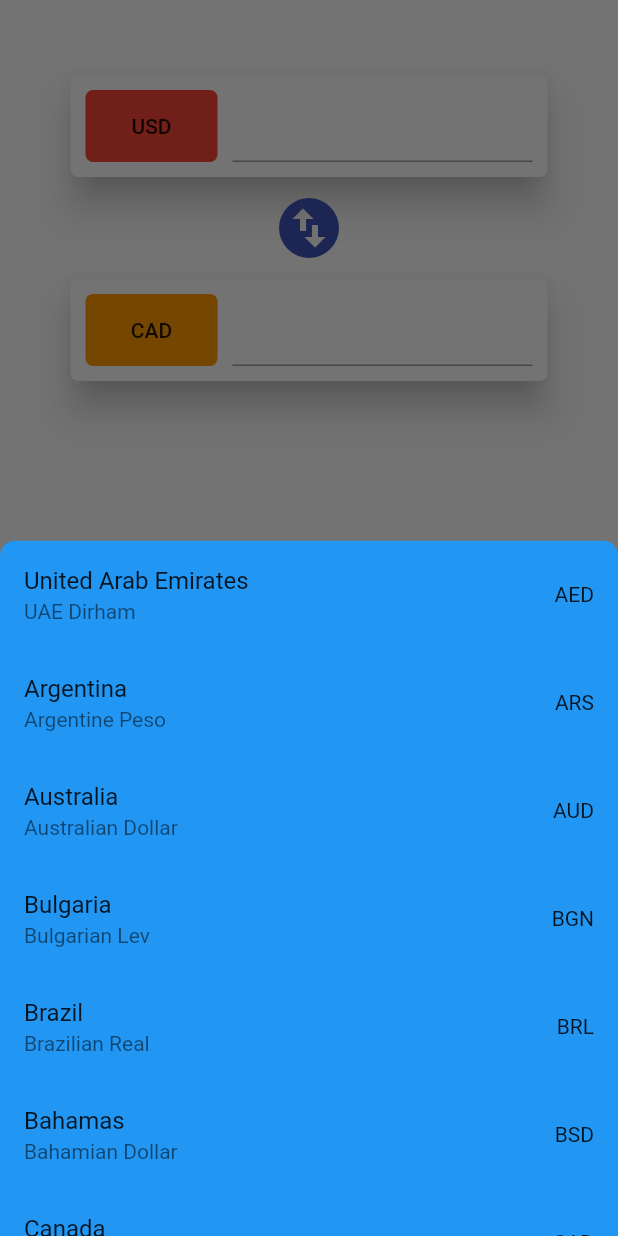
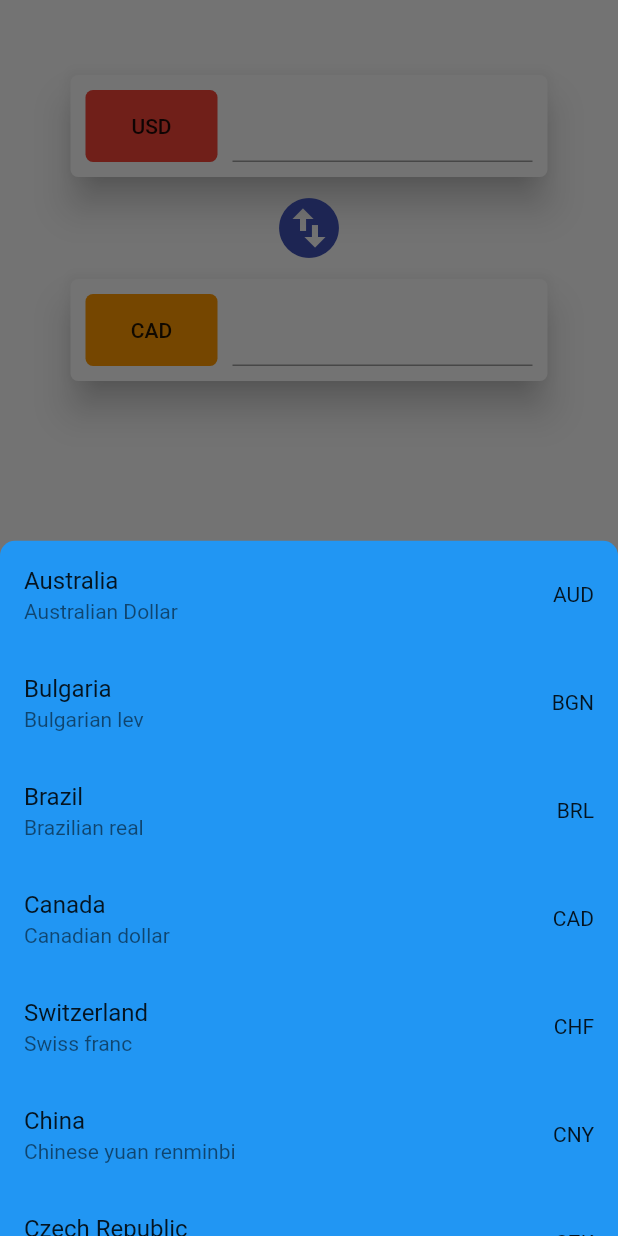
Before and after one commit to adso023/Currency-Exchange-App, a Flutter app: the screen it shows after launch, after a tap on "USD", on a phone screen of 412 x 824 dp. Run offline on Flutter 3.47's test engine with Material 2 defaults, Android fonts, the phone set to English and light mode, and no system bars; network calls fail.

Commit message:
Updated country list to reflect api usage

```diff
--- a/lib/Data/CountryList.dart
+++ b/lib/Data/CountryList.dart
@@ -1,356 +1,392 @@
 class CountryList {
+
   List<Map<String, String>> _countries = [
-    {
-      "Code": "AED",
-      "Name": "UAE Dirham",
-      "Country": "United Arab Emirates"
-    },
-    {
-      "Code": "ARS",
-      "Name": "Argentine Peso",
-      "Country": "Argentina"
-    },
-    {
-      "Code": "AUD",
-      "Name": "Australian Dollar",
-      "Country": "Australia"
-    },
-    {
-      "Code": "BGN",
-      "Name": "Bulgarian Lev",
-      "Country": "Bulgaria"
-    },
-    {
-      "Code": "BRL",
-      "Name": "Brazilian Real",
-      "Country": "Brazil"
-    },
-    {
-      "Code": "BSD",
-      "Name": "Bahamian Dollar",
-      "Country": "Bahamas"
-    },
-    {
-      "Code": "CAD",
-      "Name": "Canadian Dollar",
-      "Country": "Canada"
-    },
-    {
-      "Code": "CHF",
-      "Name": "Swiss Franc",
-      "Country": "Switzerland"
-    },
-    {
-      "Code": "CLP",
-      "Name": "Chilean Peso",
-      "Country": "Chile"
-    },
-    {
-      "Code": "CNY",
-      "Name": "Chinese Renminbi",
-      "Country": "China"
-    },
-    {
-      "Code": "COP",
-      "Name": "Colombian Peso",
-      "Country": "Colombia"
-    },
-    {
-      "Code": "CZK",
-      "Name": "Czech Koruna",
-      "Country": "Czech Republic"
-    },
-    {
-      "Code": "DKK",
-      "Name": "Danish Krone",
-      "Country": "Denmark"
-    },
-    {
-      "Code": "DOP",
-      "Name": "Dominican Peso",
-      "Country": "Dominican Republic"
-    },
-    {
-      "Code": "EGP",
-      "Name": "Egyptian Pound",
-      "Country": "Egypt"
-    },
-    {
-      "Code": "EUR",
-      "Name": "Euro",
-      "Country": "Germany"
-    },
-    {
-      "Code": "EUR",
-      "Name": "Euro",
-      "Country": "Austria"
-    },
-    {
-      "Code": "EUR",
-      "Name": "Euro",
-      "Country": "Belgium"
-    },
-    {
-      "Code": "EUR",
-      "Name": "Euro",
-      "Country": "Cyprus"
-    },
-    {
-      "Code": "EUR",
-      "Name": "Euro",
-      "Country": "Estonia"
-    },
-    {
-      "Code": "EUR",
-      "Name": "Euro",
-      "Country": "Finland"
-    },
-    {
-      "Code": "EUR",
-      "Name": "Euro",
-      "Country": "France"
-    },
-    {
-      "Code": "EUR",
-      "Name": "Euro",
-      "Country": "Greece"
-    },
-    {
-      "Code": "EUR",
-      "Name": "Euro",
-      "Country": "Ireland"
-    },
-    {
-      "Code": "EUR",
-      "Name": "Euro",
-      "Country": "Italy"
-    },
-    {
-      "Code": "EUR",
-      "Name": "Euro",
-      "Country": "Latvia"
-    },
-    {
-      "Code": "EUR",
-      "Name": "Euro",
-      "Country": "Lithuania"
-    },
-    {
-      "Code": "EUR",
-      "Name": "Euro",
-      "Country": "Luxembourg"
-    },
-    {
-      "Code": "EUR",
-      "Name": "Euro",
-      "Country": "Malta"
-    },
-    {
-      "Code": "EUR",
-      "Name": "Euro",
-      "Country": "Netherlands"
-    },
-    {
-      "Code": "EUR",
-      "Name": "Euro",
-      "Country": "Portugal"
-    },
-    {
-      "Code": "EUR",
-      "Name": "Euro",
-      "Country": "Slovakia"
-    },
-    {
-      "Code": "EUR",
-      "Name": "Euro",
-      "Country": "Slovenia"
-    },
-    {
-      "Code": "EUR",
-      "Name": "Euro",
-      "Country": "Spain"
-    },
-    {
-      "Code": "FJD",
-      "Name": "Fiji Dollar",
-      "Country": "Fiji"
-    },
-    {
-      "Code": "GBP",
-      "Name": "Pound Sterling",
-      "Country": "United Kingdom"
-    },
-    {
-      "Code": "GTQ",
-      "Name": "Guatemalan Quetzal",
-      "Country": "Guatemala"
-    },
-    {
-      "Code": "HKD",
-      "Name": "Hong Kong Dollar",
-      "Country": "Hong Kong"
-    },
-    {
-      "Code": "HRK",
-      "Name": "Croatian Kuna",
-      "Country": "Croatia"
-    },
-    {
-      "Code": "HUF",
-      "Name": "Hungarian Forint",
-      "Country": "Hungary"
-    },
-    {
-      "Code": "IDR",
-      "Name": "Indonesian Rupiah",
-      "Country": "Indonesia"
-    },
-    {
-      "Code": "ILS",
-      "Name": "Israeli New Shekel",
-      "Country": "Israel"
-    },
-    {
-      "Code": "INR",
-      "Name": "Indian Rupee",
-      "Country": "India"
-    },
-    {
-      "Code": "ISK",
-      "Name": "Icelandic Krona",
-      "Country": "Iceland"
-    },
-    {
-      "Code": "JPY",
-      "Name": "Japanese Yen",
-      "Country": "Japan"
-    },
-    {
-      "Code": "KRW",
-      "Name": "South Korean Won",
-      "Country": "South Korea"
-    },
-    {
-      "Code": "KZT",
-      "Name": "Kazakhstani Tenge",
-      "Country": "Kazakhstan"
-    },
-    {
-      "Code": "MVR",
-      "Name": "Maldivian Rufiyaa",
-      "Country": "Maldives"
-    },
-    {
-      "Code": "MXN",
-      "Name": "Mexican Peso",
-      "Country": "Mexico"
-    },
-    {
-      "Code": "MYR",
-      "Name": "Malaysian Ringgit",
-      "Country": "Malaysia"
-    },
-    {
-      "Code": "NOK",
-      "Name": "Norwegian Krone",
-      "Country": "Norway"
-    },
-    {
-      "Code": "NZD",
-      "Name": "New Zealand Dollar",
-      "Country": "New Zealand"
-    },
-    {
-      "Code": "PAB",
-      "Name": "Panamanian Balboa",
-      "Country": "Panama"
-    },
-    {
-      "Code": "PEN",
-      "Name": "Peruvian Sol",
-      "Country": "Peru"
-    },
-    {
-      "Code": "PHP",
-      "Name": "Philippine Peso",
-      "Country": "Philippines"
-    },
-    {
-      "Code": "PKR",
-      "Name": "Pakistani Rupee",
-      "Country": "Pakistan"
-    },
-    {
-      "Code": "PLN",
-      "Name": "Polish Zloty",
-      "Country": "Poland"
-    },
-    {
-      "Code": "PYG",
-      "Name": "Paraguayan Guarani",
-      "Country": "Paraguay"
-    },
-    {
-      "Code": "RON",
-      "Name": "Romanian Leu",
-      "Country": "Romania"
-    },
-    {
-      "Code": "RUB",
-      "Name": "Russian Ruble",
-      "Country": "Russia"
-    },
-    {
-      "Code": "SAR",
-      "Name": "Saudi Riyal",
-      "Country": "Saudi Arabia"
-    },
-    {
-      "Code": "SEK",
-      "Name": "Swedish Krona",
-      "Country": "Sweden"
-    },
-    {
-      "Code": "SGD",
-      "Name": "Singapore Dollar",
-      "Country": "Singapore"
-    },
-    {
-      "Code": "THB",
-      "Name": "Thai Baht",
-      "Country": "Thailand"
-    },
-    {
-      "Code": "TRY",
-      "Name": "Turkish Lira",
-      "Country": "Turkey"
-    },
-    {
-      "Code": "TWD",
-      "Name": "New Taiwan Dollar",
-      "Country": "Taiwan"
-    },
-    {
-      "Code": "UAH",
-      "Name": "Ukrainian Hryvnia",
-      "Country": "Ukraine"
-    },
-    {
-      "Code": "USD",
-      "Name": "United States Dollar",
-      "Country": "United States"
-    },
-    {
-      "Code": "UYU",
-      "Name": "Uruguayan Peso",
-      "Country": "Uruguay"
-    },
-    {
-      "Code": "ZAR",
-      "Name": "South African Rand",
-      "Country": "South Africa"
-    }
+    {"Code" : "AUD", "Name" : "Australian Dollar", "Country" : "Australia", "flag" : "assets/flags/australia.svg"},
+    {"Code" : "BGN", "Name" : "Bulgarian lev", "Country" : "Bulgaria", "flag" : "assets/flags/bulgaria.svg"},
+    {"Code" : "BRL", "Name" : "Brazilian real", "Country" : "Brazil", "flag" : "assets/flags/brazil.svg"},
+    {"Code" : "CAD", "Name" : "Canadian dollar", "Country" : "Canada", "flag" : "assets/flags/canada.svg"},
+    {"Code" : "CHF", "Name" : "Swiss franc", "Country" : "Switzerland", "flag" : "assets/flags/switzerland.svg"},
+    {"Code" : "CNY", "Name" : "Chinese yuan renminbi", "Country" : "China", "flag" : "assets/flags/china.svg"},
+    {"Code" : "CZK", "Name" : "Czech koruna", "Country" : "Czech Republic", "flag" : "assets/flags/czech.svg"},
+    {"Code" : "DKK", "Name" : "Danish krone", "Country" : "Denmark", "flag" : "assets/flags/denmark.svg"},
+    {"Code" : "GBP", "Name" : "Pound sterling", "Country" : "Great Britain", "flag" : "assets/flags/greatbritain.svg"},
+    {"Code" : "HKD", "Name" : "Hong Kong dollar", "Country" : "Hong Kong", "flag" : "assets/flags/hongkong.svg"},
+    {"Code" : "HRK", "Name" : "Croatian kuna", "Country" : "Croatia", "flag" : "assets/flags/croatia.svg"},
+    {"Code" : "HUF", "Name" : "Hungarian forint", "Country" : "Hungary", "flag" : "assets/flags/hungary.svg"},
+    {"Code" : "IDR", "Name" : "Indonesian rupiah", "Country" : "Indonesia", "flag" : "assets/flags/indonesia.svg"},
+    {"Code" : "ILS", "Name" : "Israeli shekel", "Country" : "Israel", "flag" : "assets/flags/israel.svg"},
+    {"Code" : "INR", "Name" : "Indian rupee", "Country" : "India", "flag" : "assets/flags/india.svg"},
+    {"Code" : "ISK", "Name" : "Icelandic krona", "Country" : "Iceland", "flag" : "assets/flags/iceland.svg"},
+    {"Code" : "JPY", "Name" : "Japanese yen", "Country" : "Japan", "flag" : "assets/flags/japan.svg"},
+    {"Code" : "KRW", "Name" : "South Korean won", "Country" : "South Korea", "flag" : "assets/flags/southkorea.svg"},
+    {"Code" : "MXN", "Name" : "Mexican peso", "Country" : "Mexico", "flag" : "assets/flags/mexico.svg"},
+    {"Code" : "MYR", "Name" : "Malaysian ringgit", "Country" : "Malaysia", "flag" : "assets/flags/malaysia.svg"},
+    {"Code" : "NOK", "Name" : "Norwegian krone", "Country" : "Norway", "flag" : "assets/flags/norway.svg"},
+    {"Code" : "NZD", "Name" : "New Zealand dollar", "Country" : "New Zealand", "flag" : "assets/flags/newzealand.svg"},
+    {"Code" : "PHP", "Name" : "Philippine peso", "Country" : "Philippines", "flag" : "assets/flags/philippine.svg"},
+    {"Code" : "PLN", "Name" : "Polish zloty", "Country" : "Poland", "flag" : "assets/flags/poland.svg"},
+    {"Code" : "RON", "Name" : "Romanian leu", "Country" : "Romania", "flag" : "assets/flags/romania.svg"},
+    {"Code" : "RUB", "Name" : "Russian rouble", "Country" : "Russia", "flag" : "assets/flags/russia.svg"},
+    {"Code" : "SEK", "Name" : "Swedish krona", "Country" : "Sweden", "flag" : "assets/flags/sweden.svg"},
+    {"Code" : "SGD", "Name" : "Singapore dollar", "Country" : "Singapore", "flag" : "assets/flags/singapore.svg"},
+    {"Code" : "THB", "Name" : "Thai baht", "Country" : "Thailand", "flag" : "assets/flags/thailand.svg"},
+    {"Code" : "TRY", "Name" : "Turkish lira", "Country" : "Turkey", "flag" : "assets/flags/turkey.svg"},
+    {"Code" : "USD", "Name" : "US dollar", "Country" : "United States of America", "flag" : "assets/flags/usa.svg"},
+    {"Code" : "ZAR", "Name" : "South African rand", "Country" : "South Africa", "flag" : "assets/flags/southafrica.svg"}
   ];
+
+//  List<Map<String, String>> _countries = [
+//    {
+//      "Code": "AED",
+//      "Name": "UAE Dirham",
+//      "Country": "United Arab Emirates"
+//    },
+//    {
+//      "Code": "ARS",
+//      "Name": "Argentine Peso",
+//      "Country": "Argentina"
+//    },
+//    {
+//      "Code": "AUD",
+//      "Name": "Australian Dollar",
+//      "Country": "Australia"
+//    },
+//    {
+//      "Code": "BGN",
+//      "Name": "Bulgarian Lev",
+//      "Country": "Bulgaria"
+//    },
+//    {
+//      "Code": "BRL",
+//      "Name": "Brazilian Real",
+//      "Country": "Brazil"
+//    },
+//    {
+//      "Code": "BSD",
+//      "Name": "Bahamian Dollar",
+//      "Country": "Bahamas"
+//    },
+//    {
+//      "Code": "CAD",
+//      "Name": "Canadian Dollar",
+//      "Country": "Canada"
+//    },
+//    {
+//      "Code": "CHF",
+//      "Name": "Swiss Franc",
+//      "Country": "Switzerland"
+//    },
+//    {
+//      "Code": "CLP",
+//      "Name": "Chilean Peso",
+//      "Country": "Chile"
+//    },
+//    {
+//      "Code": "CNY",
+//      "Name": "Chinese Renminbi",
+//      "Country": "China"
+//    },
+//    {
+//      "Code": "COP",
+//      "Name": "Colombian Peso",
+//      "Country": "Colombia"
+//    },
+//    {
+//      "Code": "CZK",
+//      "Name": "Czech Koruna",
+//      "Country": "Czech Republic"
+//    },
+//    {
+//      "Code": "DKK",
+//      "Name": "Danish Krone",
+//      "Country": "Denmark"
+//    },
+//    {
+//      "Code": "DOP",
+//      "Name": "Dominican Peso",
+//      "Country": "Dominican Republic"
+//    },
+//    {
+//      "Code": "EGP",
+//      "Name": "Egyptian Pound",
+//      "Country": "Egypt"
+//    },
+//    {
+//      "Code": "EUR",
+//      "Name": "Euro",
+//      "Country": "Germany"
+//    },
+//    {
+//      "Code": "EUR",
+//      "Name": "Euro",
+//      "Country": "Austria"
+//    },
+//    {
+//      "Code": "EUR",
+//      "Name": "Euro",
+//      "Country": "Belgium"
+//    },
+//    {
+//      "Code": "EUR",
+//      "Name": "Euro",
+//      "Country": "Cyprus"
+//    },
+//    {
+//      "Code": "EUR",
+//      "Name": "Euro",
+//      "Country": "Estonia"
+//    },
+//    {
+//      "Code": "EUR",
+//      "Name": "Euro",
+//      "Country": "Finland"
+//    },
+//    {
+//      "Code": "EUR",
+//      "Name": "Euro",
+//      "Country": "France"
+//    },
+//    {
+//      "Code": "EUR",
+//      "Name": "Euro",
+//      "Country": "Greece"
+//    },
+//    {
+//      "Code": "EUR",
+//      "Name": "Euro",
+//      "Country": "Ireland"
+//    },
+//    {
+//      "Code": "EUR",
+//      "Name": "Euro",
+//      "Country": "Italy"
+//    },
+//    {
+//      "Code": "EUR",
+//      "Name": "Euro",
+//      "Country": "Latvia"
+//    },
+//    {
+//      "Code": "EUR",
+//      "Name": "Euro",
+//      "Country": "Lithuania"
+//    },
+//    {
+//      "Code": "EUR",
+//      "Name": "Euro",
+//      "Country": "Luxembourg"
+//    },
+//    {
+//      "Code": "EUR",
+//      "Name": "Euro",
+//      "Country": "Malta"
+//    },
+//    {
+//      "Code": "EUR",
+//      "Name": "Euro",
+//      "Country": "Netherlands"
+//    },
+//    {
+//      "Code": "EUR",
+//      "Name": "Euro",
+//      "Country": "Portugal"
+//    },
+//    {
+//      "Code": "EUR",
+//      "Name": "Euro",
+//      "Country": "Slovakia"
+//    },
+//    {
+//      "Code": "EUR",
+//      "Name": "Euro",
+//      "Country": "Slovenia"
+//    },
+//    {
+//      "Code": "EUR",
+//      "Name": "Euro",
+//      "Country": "Spain"
+//    },
+//    {
+//      "Code": "FJD",
+//      "Name": "Fiji Dollar",
+//      "Country": "Fiji"
+//    },
+//    {
+//      "Code": "GBP",
+//      "Name": "Pound Sterling",
+//      "Country": "United Kingdom"
+//    },
+//    {
+//      "Code": "GTQ",
+//      "Name": "Guatemalan Quetzal",
+//      "Country": "Guatemala"
+//    },
+//    {
+//      "Code": "HKD",
+//      "Name": "Hong Kong Dollar",
+//      "Country": "Hong Kong"
+//    },
+//    {
+//      "Code": "HRK",
+//      "Name": "Croatian Kuna",
+//      "Country": "Croatia"
+//    },
+//    {
+//      "Code": "HUF",
+//      "Name": "Hungarian Forint",
+//      "Country": "Hungary"
+//    },
+//    {
+//      "Code": "IDR",
+//      "Name": "Indonesian Rupiah",
+//      "Country": "Indonesia"
+//    },
+//    {
+//      "Code": "ILS",
+//      "Name": "Israeli New Shekel",
+//      "Country": "Israel"
+//    },
+//    {
+//      "Code": "INR",
+//      "Name": "Indian Rupee",
+//      "Country": "India"
+//    },
+//    {
+//      "Code": "ISK",
+//      "Name": "Icelandic Krona",
+//      "Country": "Iceland"
+//    },
+//    {
+//      "Code": "JPY",
+//      "Name": "Japanese Yen",
+//      "Country": "Japan"
+//    },
+//    {
+//      "Code": "KRW",
+//      "Name": "South Korean Won",
+//      "Country": "South Korea"
+//    },
+//    {
+//      "Code": "KZT",
+//      "Name": "Kazakhstani Tenge",
+//      "Country": "Kazakhstan"
+//    },
+//    {
+//      "Code": "MVR",
+//      "Name": "Maldivian Rufiyaa",
+//      "Country": "Maldives"
+//    },
+//    {
+//      "Code": "MXN",
+//      "Name": "Mexican Peso",
+//      "Country": "Mexico"
+//    },
+//    {
+//      "Code": "MYR",
+//      "Name": "Malaysian Ringgit",
+//      "Country": "Malaysia"
+//    },
+//    {
+//      "Code": "NOK",
+//      "Name": "Norwegian Krone",
+//      "Country": "Norway"
+//    },
+//    {
+//      "Code": "NZD",
+//      "Name": "New Zealand Dollar",
+//      "Country": "New Zealand"
+//    },
+//    {
+//      "Code": "PAB",
+//      "Name": "Panamanian Balboa",
+//      "Country": "Panama"
+//    },
+//    {
+//      "Code": "PEN",
+//      "Name": "Peruvian Sol",
+//      "Country": "Peru"
+//    },
+//    {
+//      "Code": "PHP",
+//      "Name": "Philippine Peso",
+//      "Country": "Philippines"
+//    },
+//    {
+//      "Code": "PKR",
+//      "Name": "Pakistani Rupee",
+//      "Country": "Pakistan"
+//    },
+//    {
+//      "Code": "PLN",
+//      "Name": "Polish Zloty",
+//      "Country": "Poland"
+//    },
+//    {
+//      "Code": "PYG",
+//      "Name": "Paraguayan Guarani",
+//      "Country": "Paraguay"
+//    },
+//    {
+//      "Code": "RON",
+//      "Name": "Romanian Leu",
+//      "Country": "Romania"
+//    },
+//    {
+//      "Code": "RUB",
+//      "Name": "Russian Ruble",
+//      "Country": "Russia"
+//    },
+//    {
+//      "Code": "SAR",
+//      "Name": "Saudi Riyal",
+//      "Country": "Saudi Arabia"
+//    },
+//    {
+//      "Code": "SEK",
+//      "Name": "Swedish Krona",
+//      "Country": "Sweden"
+//    },
+//    {
+//      "Code": "SGD",
+//      "Name": "Singapore Dollar",
+//      "Country": "Singapore"
+//    },
+//    {
+//      "Code": "THB",
+//      "Name": "Thai Baht",
+//      "Country": "Thailand"
+//    },
+//    {
+//      "Code": "TRY",
+//      "Name": "Turkish Lira",
+//      "Country": "Turkey"
+//    },
+//    {
+//      "Code": "TWD",
+//      "Name": "New Taiwan Dollar",
+//      "Country": "Taiwan"
+//    },
+//    {
+//      "Code": "UAH",
+//      "Name": "Ukrainian Hryvnia",
+//      "Country": "Ukraine"
+//    },
+//    {
+//      "Code": "USD",
+//      "Name": "United States Dollar",
+//      "Country": "United States"
+//    },
+//    {
+//      "Code": "UYU",
+//      "Name": "Uruguayan Peso",
+//      "Country": "Uruguay"
+//    },
+//    {
+//      "Code": "ZAR",
+//      "Name": "South African Rand",
+//      "Country": "South Africa"
+//    }
+//  ];
 
   get countries => _countries;
 }
```
